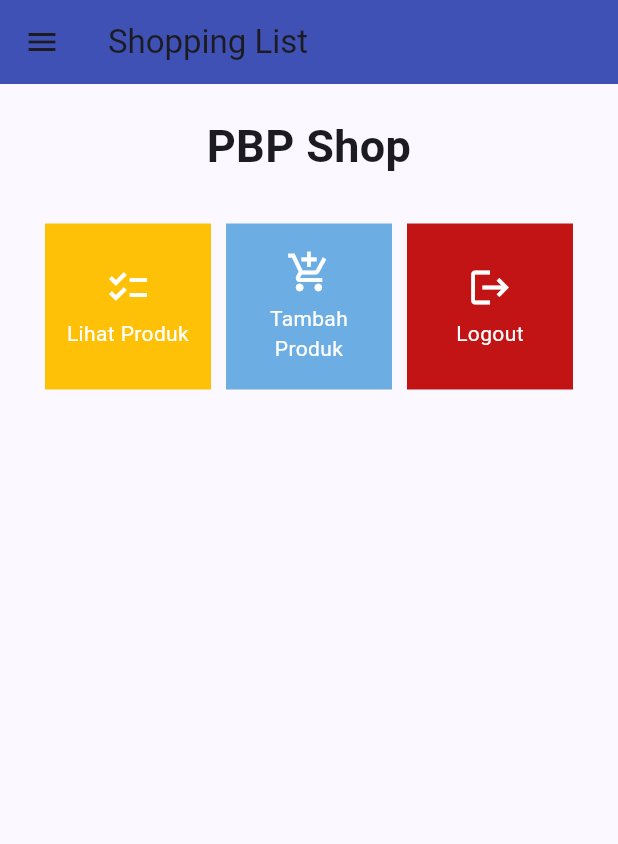
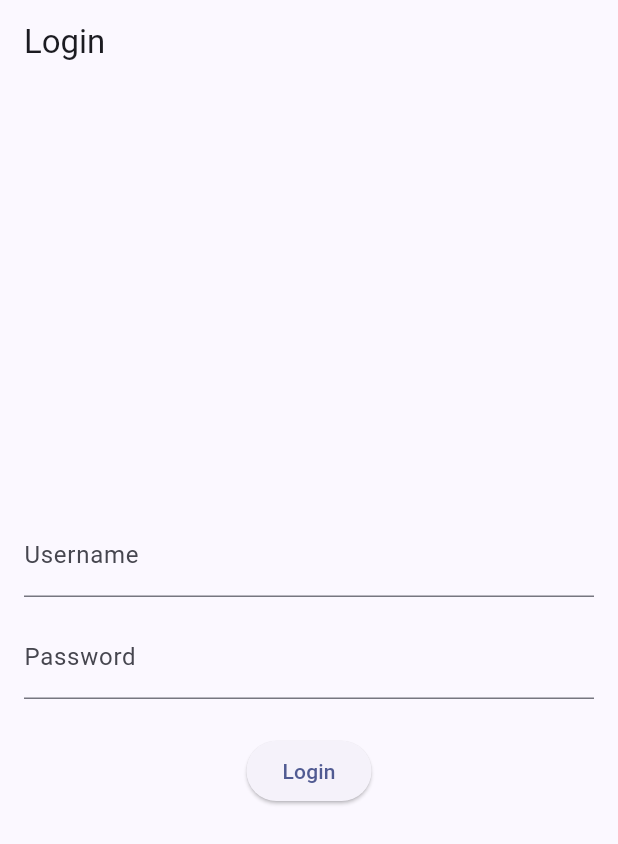
Before and after one commit to yodh4/shopping-list-mobile, a Flutter app: the screen it shows after launch, on a phone screen of 412 x 824 dp. Shown: the top 844 px of the screen. Run offline on Flutter 3.47's test engine with Material 2 defaults, Android fonts, the phone set to English and light mode, and no system bars; missing offline and left inert: pbp_django_auth.

Commit message:
Selesai tutorial 8

```diff
--- a/lib/main.dart
+++ b/lib/main.dart
@@ -1,24 +1,30 @@
 import 'package:flutter/material.dart';
+import 'package:shopping_list/screens/login.dart';
 import 'package:shopping_list/screens/menu.dart';
-
+import 'package:pbp_django_auth/pbp_django_auth.dart';
+import 'package:provider/provider.dart';
 
 void main() {
   runApp(const MyApp());
 }
 
 class MyApp extends StatelessWidget {
-  const MyApp({super.key});
+  const MyApp({Key? key}) : super(key: key);
 
-  // This widget is the root of your application.
   @override
-  Widget build(BuildContext context) {
-    return MaterialApp(
-      title: 'Flutter Demo',
-      theme: ThemeData(
-        colorScheme: ColorScheme.fromSeed(seedColor: Colors.indigo),
-        useMaterial3: true,
-      ),
-      home: MyHomePage(),
+  Widget build(Object context) {
+    return Provider(
+      create: (_) {
+        CookieRequest request = CookieRequest();
+        return request;
+      },
+      child: MaterialApp(
+          title: 'Flutter App',
+          theme: ThemeData(
+            colorScheme: ColorScheme.fromSeed(seedColor: Colors.indigo),
+            useMaterial3: true,
+          ),
+          home: LoginPage()),
     );
   }
 }
--- /dev/null
+++ b/lib/screens/login.dart
@@ -0,0 +1,114 @@
+import 'package:shopping_list/screens/menu.dart';
+import 'package:flutter/material.dart';
+import 'package:pbp_django_auth/pbp_django_auth.dart';
+import 'package:provider/provider.dart';
+
+void main() {
+    runApp(const LoginApp());
+}
+
+class LoginApp extends StatelessWidget {
+const LoginApp({super.key});
+
+@override
+Widget build(BuildContext context) {
+    return MaterialApp(
+        title: 'Login',
+        theme: ThemeData(
+            primarySwatch: Colors.blue,
+    ),
+    home: const LoginPage(),
+    );
+    }
+}
+
+class LoginPage extends StatefulWidget {
+    const LoginPage({super.key});
+
+    @override
+    _LoginPageState createState() => _LoginPageState();
+}
+
+class _LoginPageState extends State<LoginPage> {
+    final TextEditingController _usernameController = TextEditingController();
+    final TextEditingController _passwordController = TextEditingController();
+
+    @override
+    Widget build(BuildContext context) {
+        final request = context.watch<CookieRequest>();
+        return Scaffold(
+            appBar: AppBar(
+                title: const Text('Login'),
+            ),
+            body: Container(
+                padding: const EdgeInsets.all(16.0),
+                child: Column(
+                    mainAxisAlignment: MainAxisAlignment.center,
+                    children: [
+                        TextField(
+                            controller: _usernameController,
+                            decoration: const InputDecoration(
+                                labelText: 'Username',
+                            ),
+                        ),
+                        const SizedBox(height: 12.0),
+                        TextField(
+                            controller: _passwordController,
+                            decoration: const InputDecoration(
+                                labelText: 'Password',
+                            ),
+                            obscureText: true,
+                        ),
+                        const SizedBox(height: 24.0),
+                        ElevatedButton(
+                            onPressed: () async {
+                                String username = _usernameController.text;
+                                String password = _passwordController.text;
+
+                                // Cek kredensial
+                                // TODO: Ganti URL dan jangan lupa tambahkan trailing slash (/) di akhir URL!
+                                // Untuk menyambungkan Android emulator dengan Django pada localhost,
+                                // gunakan URL http://10.0.2.2/
+                                final response = await request.login("http://localhost:8000/auth/login/", {
+                                'username': username,
+                                'password': password,
+                                });
+
+                                if (request.loggedIn) {
+                                    String message = response['message'];
+                                    String uname = response['username'];
+                                    Navigator.pushReplacement(
+                                        context,
+                                        MaterialPageRoute(builder: (context) => MyHomePage()),
+                                    );
+                                    ScaffoldMessenger.of(context)
+                                        ..hideCurrentSnackBar()
+                                        ..showSnackBar(
+                                            SnackBar(content: Text("$message Selamat datang, $uname.")));
+                                    } else {
+                                    showDialog(
+                                        context: context,
+                                        builder: (context) => AlertDialog(
+                                            title: const Text('Login Gagal'),
+                                            content:
+                                                Text(response['message']),
+                                            actions: [
+                                                TextButton(
+                                                    child: const Text('OK'),
+                                                    onPressed: () {
+                                                        Navigator.pop(context);
+                                                    },
+                                                ),
+                                            ],
+                                        ),
+                                    );
+                                }
+                            },
+                            child: const Text('Login'),
+                        ),
+                    ],
+                ),
+            ),
+        );
+    }
+}
--- a/pubspec.yaml
+++ b/pubspec.yaml
@@ -35,6 +35,9 @@ dependencies:
   # The following adds the Cupertino Icons font to your application.
   # Use with the CupertinoIcons class for iOS style icons.
   cupertino_icons: ^1.0.2
+  provider: ^6.1.1
+  pbp_django_auth: ^0.3.1
+  http: ^0.13.6
 
 dev_dependencies:
   flutter_test:
```
Also changed, not shown: lib/models/product.dart (added, +65 -0 lines), lib/screens/list_product.dart (added, +92 -0 lines), lib/screens/shoplist_form.dart (+34 -26 lines), lib/widgets/left_drawer.dart (+12 -0 lines), lib/widgets/shop_card.dart (+30 -1 lines), pubspec.lock, 2 other files.
